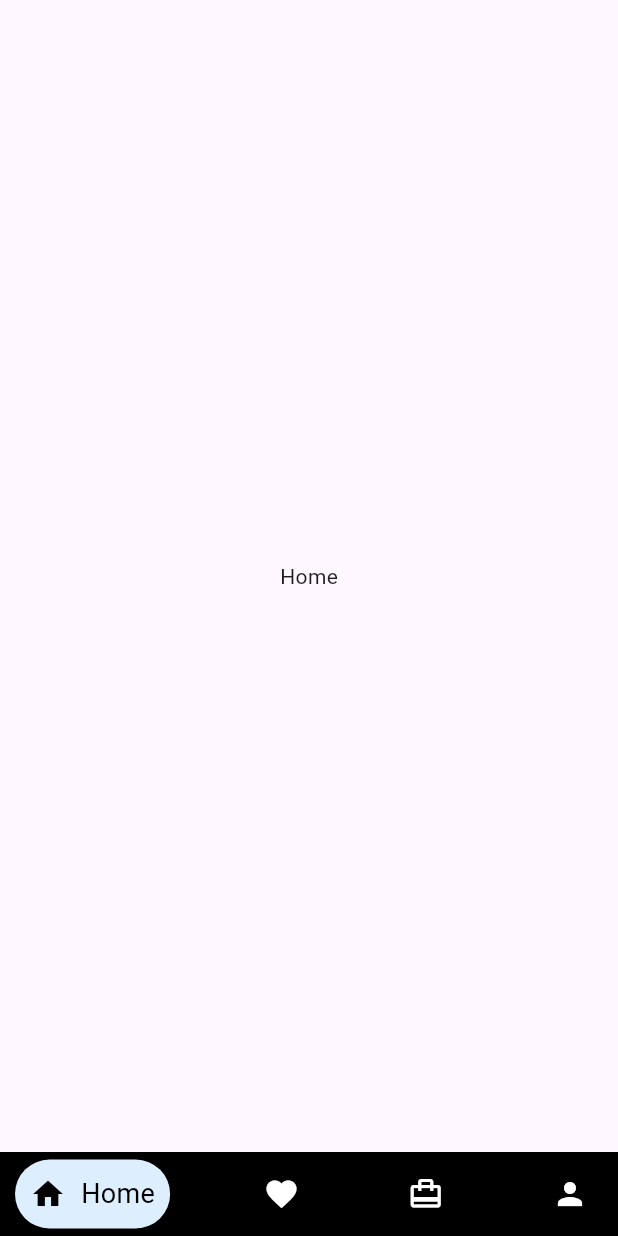
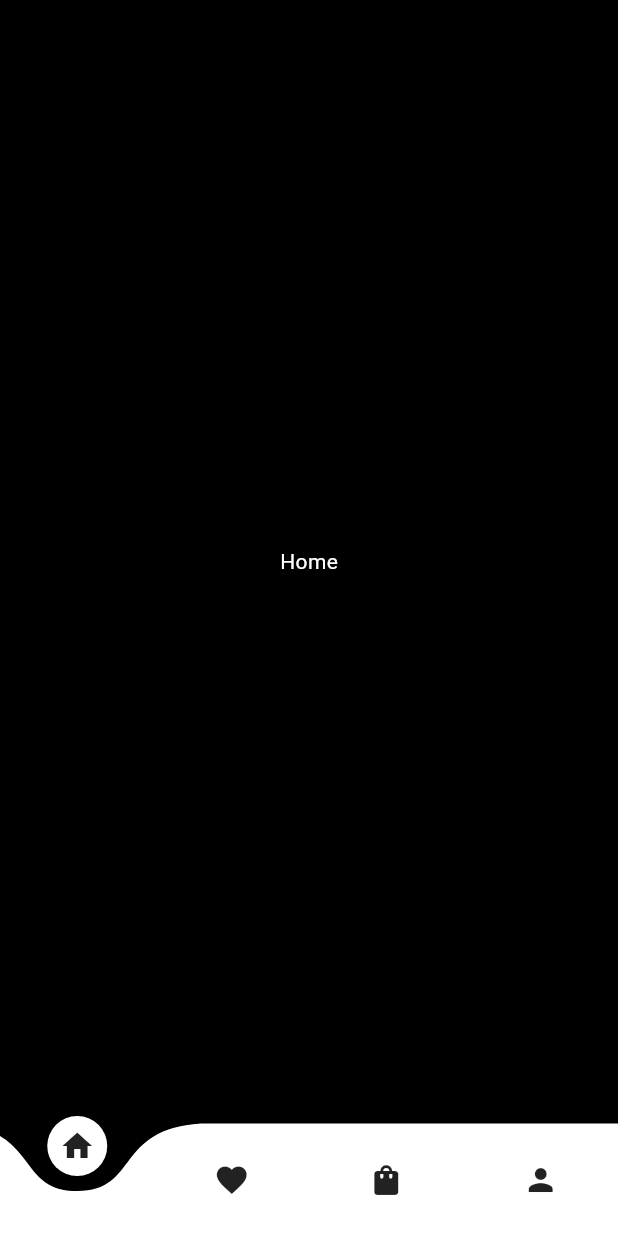
Before and after one commit to abhikatta/flutter-experiments, a Flutter app: the screen it shows after launch, on a phone screen of 412 x 824 dp. Run offline on Flutter 3.47's test engine with Material 3 defaults, Android fonts, the light colour scheme and no system bars; drawn by our look-alikes of curved_navigation_bar, google_nav_bar.

Commit message:
added dark bg+navbar for best fit

```diff
--- a/lib/pages/cart.dart
+++ b/lib/pages/cart.dart
@@ -6,7 +6,10 @@ class Cart extends StatelessWidget {
   @override
   Widget build(BuildContext context) {
     return const Center(
-      child: Text("Cart"),
+      child: Text(
+        "Cart",
+        style: TextStyle(color: Colors.white),
+      ),
     );
   }
 }
--- a/lib/pages/favorite.dart
+++ b/lib/pages/favorite.dart
@@ -6,7 +6,10 @@ class Favorite extends StatelessWidget {
   @override
   Widget build(BuildContext context) {
     return const Center(
-      child: Text("Favorite"),
+      child: Text(
+        "Favorite",
+        style: TextStyle(color: Colors.white),
+      ),
     );
   }
 }
--- a/lib/pages/home.dart
+++ b/lib/pages/home.dart
@@ -6,7 +6,10 @@ class Home extends StatelessWidget {
   @override
   Widget build(BuildContext context) {
     return const Center(
-      child: Text("Home"),
+      child: Text(
+        "Home",
+        style: TextStyle(color: Colors.white),
+      ),
     );
   }
 }
--- a/lib/pages/index.dart
+++ b/lib/pages/index.dart
@@ -2,8 +2,8 @@ import 'package:bottom_navs_test/pages/cart.dart';
 import 'package:bottom_navs_test/pages/favorite.dart';
 import 'package:bottom_navs_test/pages/home.dart';
 import 'package:bottom_navs_test/pages/profile.dart';
+import 'package:curved_navigation_bar/curved_navigation_bar.dart';
 import 'package:flutter/material.dart';
-import 'package:google_nav_bar/google_nav_bar.dart';
 
 class MyPages extends StatefulWidget {
   const MyPages({
@@ -21,48 +21,20 @@ class _MyPagesState extends State<MyPages> {
   Widget build(BuildContext context) {
     return Scaffold(
       body: screens[tab],
-        bottomNavigationBar: Container(
-          decoration: const BoxDecoration(
-            color: Colors.black,
-          ),
-          child: Padding(
-            padding: const EdgeInsets.symmetric(horizontal: 10, vertical: 5),
-            child: GNav(
-              gap: 10,
-              textStyle: const TextStyle(fontSize: 18, color: Colors.black),
       backgroundColor: Colors.black,
-              tabBorderRadius: 100,
-              padding: const EdgeInsets.all(10),
-              tabBackgroundColor: const Color(0xFFDDEEFF),
-              activeColor: Colors.black,
-              color: Colors.white,
-              onTabChange: (value) {
+      bottomNavigationBar: CurvedNavigationBar(
+          backgroundColor: Colors.black,
+          onTap: (value) {
             setState(() {
               tab = value;
             });
           },
-              tabs: const [
-                GButton(
-                  icon: (Icons.home),
-                  text: 'Home',
-                ),
-                GButton(
-                  icon: (Icons.favorite),
-                  text: 'Favorite',
-                ),
-                GButton(
-                  icon: (Icons.card_travel),
-                  text: 'Cart',
-                ),
-                GButton(
-                  icon: (Icons.person),
-                  text: 'Profile',
-                ),
-              ],
-              rippleColor: Colors.blueAccent,
-              selectedIndex: tab,
-            ),
-          ),
-        ));
+          items: const [
+            Icon(Icons.home),
+            Icon(Icons.favorite),
+            Icon(Icons.shopping_bag),
+            Icon(Icons.person),
+          ]),
+    );
   }
 }
--- a/lib/pages/profile.dart
+++ b/lib/pages/profile.dart
@@ -6,7 +6,10 @@ class Profile extends StatelessWidget {
   @override
   Widget build(BuildContext context) {
     return const Center(
-      child: Text("Profile"),
+      child: Text(
+        "Profile",
+        style: TextStyle(color: Colors.white),
+      ),
     );
   }
 }
--- a/pubspec.yaml
+++ b/pubspec.yaml
@@ -34,7 +34,8 @@ dependencies:
   # The following adds the Cupertino Icons font to your application.
   # Use with the CupertinoIcons class for iOS style icons.
   cupertino_icons: ^1.0.2
-  google_nav_bar: ^5.0.6
+  curved_navigation_bar: ^1.0.3
+
 dev_dependencies:
   flutter_test:
     sdk: flutter
```
Also changed, not shown: flutter_01.png (added), pubspec.lock, 1 other file. Lines whose indentation alone changed are shown as unchanged.
